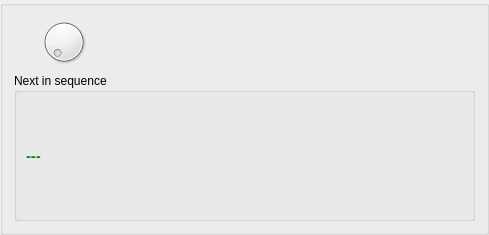
Above: StageRunner/gui/sequencecontrolwidget.ui from Pit1966/StageRunner before the change. Below: the same form after it.
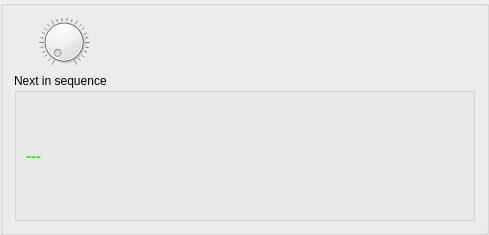
That is the form after the change. Icons and pictures are not drawn. Custom widgets are drawn as their Qt base class.

What changed in the file:
```diff
--- a/StageRunner/gui/sequencecontrolwidget.ui
+++ b/StageRunner/gui/sequencecontrolwidget.ui
@@ -17,7 +17,11 @@
    <item>
     <layout class="QHBoxLayout" name="ctrlButtonLayout">
      <item>
-      <widget class="qsynthKnob" name="masterVolDial"/>
+      <widget class="qsynthKnob" name="masterVolDial">
+       <property name="notchesVisible">
+        <bool>true</bool>
+       </property>
+      </widget>
      </item>
      <item>
       <widget class="QPushButton" name="moveToPrevButton">
@@ -115,8 +119,8 @@
            <colorrole role="WindowText">
             <brush brushstyle="SolidPattern">
              <color alpha="255">
-              <red>0</red>
-              <green>140</green>
+              <red>25</red>
+              <green>255</green>
               <blue>0</blue>
              </color>
             </brush>
@@ -126,8 +130,8 @@
            <colorrole role="WindowText">
             <brush brushstyle="SolidPattern">
              <color alpha="255">
-              <red>0</red>
-              <green>140</green>
+              <red>25</red>
+              <green>255</green>
               <blue>0</blue>
              </color>
             </brush>
```
